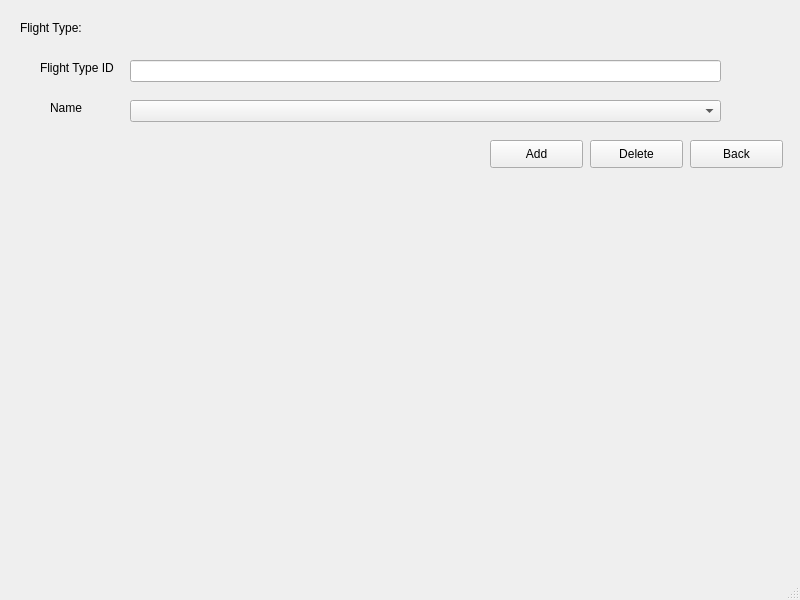
This is flight type.ui in Muneeba-Badar/DB-Final-Project as Qt 5 draws it before an edit. The edited form follows.
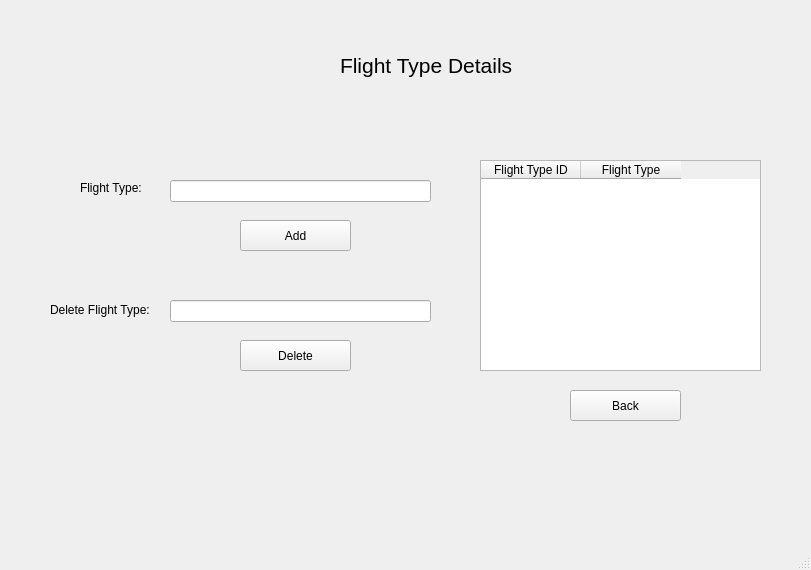
This is the edited form.

```diff
--- a/flight type.ui
+++ b/flight type.ui
@@ -6,82 +6,46 @@
    <rect>
     <x>0</x>
     <y>0</y>
-    <width>800</width>
-    <height>600</height>
+    <width>811</width>
+    <height>570</height>
    </rect>
   </property>
   <property name="windowTitle">
    <string>MainWindow</string>
   </property>
   <widget class="QWidget" name="centralwidget">
-   <widget class="QLabel" name="label">
-    <property name="geometry">
-     <rect>
-      <x>20</x>
-      <y>20</y>
-      <width>81</width>
-      <height>16</height>
-     </rect>
-    </property>
-    <property name="text">
-     <string>Flight Type:</string>
-    </property>
-   </widget>
-   <widget class="QLabel" name="label_2">
-    <property name="geometry">
-     <rect>
-      <x>40</x>
-      <y>60</y>
-      <width>81</width>
-      <height>16</height>
-     </rect>
-    </property>
-    <property name="text">
-     <string>Flight Type ID</string>
-    </property>
-   </widget>
-   <widget class="QLineEdit" name="lineEdit">
-    <property name="geometry">
-     <rect>
-      <x>130</x>
-      <y>60</y>
-      <width>591</width>
-      <height>22</height>
-     </rect>
-    </property>
-   </widget>
    <widget class="QLabel" name="label_3">
     <property name="geometry">
      <rect>
-      <x>50</x>
-      <y>100</y>
-      <width>55</width>
+      <x>80</x>
+      <y>180</y>
+      <width>71</width>
       <height>16</height>
      </rect>
     </property>
+    <property name="font">
+     <font>
+      <pointsize>9</pointsize>
+     </font>
+    </property>
     <property name="text">
-     <string>Name</string>
-    </property>
-   </widget>
-   <widget class="QComboBox" name="comboBox">
-    <property name="geometry">
-     <rect>
-      <x>130</x>
-      <y>100</y>
-      <width>591</width>
-      <height>22</height>
-     </rect>
+     <string>Flight Type:</string>
     </property>
    </widget>
    <widget class="QPushButton" name="pushButton_2">
     <property name="geometry">
      <rect>
-      <x>590</x>
-      <y>140</y>
-      <width>93</width>
-      <height>28</height>
+      <x>240</x>
+      <y>340</y>
+      <width>111</width>
+      <height>31</height>
      </rect>
     </property>
+    <property name="font">
+     <font>
+      <pointsize>9</pointsize>
+     </font>
+    </property>
     <property name="text">
      <string>Delete</string>
     </property>
@@ -89,12 +53,17 @@
    <widget class="QPushButton" name="pushButton">
     <property name="geometry">
      <rect>
-      <x>490</x>
-      <y>140</y>
-      <width>93</width>
-      <height>28</height>
+      <x>240</x>
+      <y>220</y>
+      <width>111</width>
+      <height>31</height>
      </rect>
     </property>
+    <property name="font">
+     <font>
+      <pointsize>9</pointsize>
+     </font>
+    </property>
     <property name="text">
      <string>Add</string>
     </property>
@@ -102,16 +71,107 @@
    <widget class="QPushButton" name="flightTypeBack">
     <property name="geometry">
      <rect>
-      <x>690</x>
-      <y>140</y>
-      <width>93</width>
-      <height>28</height>
+      <x>570</x>
+      <y>390</y>
+      <width>111</width>
+      <height>31</height>
      </rect>
     </property>
+    <property name="font">
+     <font>
+      <pointsize>9</pointsize>
+     </font>
+    </property>
     <property name="text">
      <string>Back</string>
     </property>
    </widget>
+   <widget class="QLineEdit" name="FlightType">
+    <property name="geometry">
+     <rect>
+      <x>170</x>
+      <y>180</y>
+      <width>261</width>
+      <height>22</height>
+     </rect>
+    </property>
+    <property name="font">
+     <font>
+      <pointsize>9</pointsize>
+     </font>
+    </property>
+   </widget>
+   <widget class="QLabel" name="label_2">
+    <property name="geometry">
+     <rect>
+      <x>340</x>
+      <y>30</y>
+      <width>181</width>
+      <height>71</height>
+     </rect>
+    </property>
+    <property name="font">
+     <font>
+      <pointsize>16</pointsize>
+     </font>
+    </property>
+    <property name="text">
+     <string>Flight Type Details</string>
+    </property>
+   </widget>
+   <widget class="QLabel" name="label_4">
+    <property name="geometry">
+     <rect>
+      <x>50</x>
+      <y>300</y>
+      <width>111</width>
+      <height>20</height>
+     </rect>
+    </property>
+    <property name="font">
+     <font>
+      <pointsize>9</pointsize>
+     </font>
+    </property>
+    <property name="text">
+     <string>Delete Flight Type:</string>
+    </property>
+   </widget>
+   <widget class="QLineEdit" name="FlightType_2">
+    <property name="geometry">
+     <rect>
+      <x>170</x>
+      <y>300</y>
+      <width>261</width>
+      <height>22</height>
+     </rect>
+    </property>
+    <property name="font">
+     <font>
+      <pointsize>9</pointsize>
+     </font>
+    </property>
+   </widget>
+   <widget class="QTableWidget" name="tableWidget">
+    <property name="geometry">
+     <rect>
+      <x>480</x>
+      <y>160</y>
+      <width>281</width>
+      <height>211</height>
+     </rect>
+    </property>
+    <column>
+     <property name="text">
+      <string>Flight Type ID</string>
+     </property>
+    </column>
+    <column>
+     <property name="text">
+      <string>Flight Type</string>
+     </property>
+    </column>
+   </widget>
   </widget>
   <widget class="QMenuBar" name="menubar">
    <property name="geometry">
```
Left out of the diff: 6 changed lines with no effect on the pictures.
